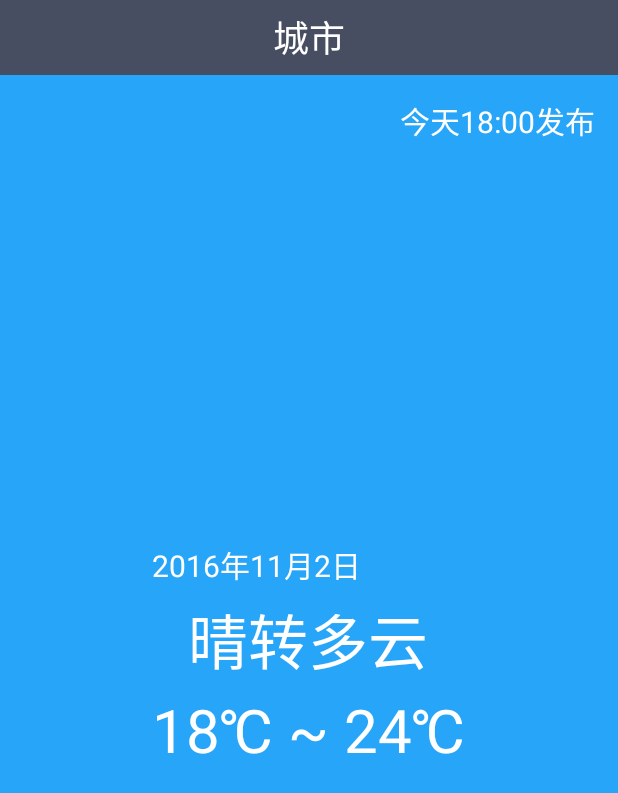
After one commit to V-sign/coolweather, an Android app: the layout weather_layout.xml on its own in the app's theme, with its tools: preview values and no code run, on a phone screen of 412 x 824 dp. The commit adds this screen. Shown: the top 793 px of the screen. Run offline under Robolectric (Android 15) with nearby library versions, the phone set to English and light mode, and no system bars.

Commit message:
加入显示天气信息的功能

```diff
--- a/app/src/main/AndroidManifest.xml
+++ b/app/src/main/AndroidManifest.xml
@@ -5,6 +5,7 @@
     <uses-permission android:name="android.permission.INTERNET" />
 
     <application
+        android:name=".activity.CoolWeatherApp"
         android:allowBackup="true"
         android:icon="@mipmap/ic_launcher"
         android:label="@string/app_name"
@@ -17,6 +18,8 @@
                 <category android:name="android.intent.category.LAUNCHER" />
             </intent-filter>
         </activity>
+
+        <activity android:name=".activity.WeatherActivity"></activity>
     </application>
 
 </manifest>
--- a/app/src/main/res/layout/choose_area.xml
+++ b/app/src/main/res/layout/choose_area.xml
@@ -13,7 +13,7 @@
         android:layout_height="50dp"
         android:background="#484E61"
         android:gravity="center"
-        android:text="Hello World!"
+        tools:text="Hello World!"
         android:textColor="#fff"
         android:textSize="24sp"/>
 
--- /dev/null
+++ b/app/src/main/res/layout/weather_layout.xml
@@ -0,0 +1,107 @@
+<?xml version="1.0" encoding="utf-8"?>
+<LinearLayout xmlns:android="http://schemas.android.com/apk/res/android"
+              xmlns:tools="http://schemas.android.com/tools"
+              android:orientation="vertical"
+              android:layout_width="match_parent"
+              android:layout_height="match_parent">
+    <RelativeLayout
+        android:layout_width="match_parent"
+        android:layout_height="50dp"
+        android:background="#484E61" >
+
+        <TextView
+            android:id="@+id/city_name"
+            android:layout_width="wrap_content"
+            android:layout_height="wrap_content"
+            android:layout_centerInParent="true"
+            android:textColor="#fff"
+            tools:text="城市"
+            android:textSize="24sp"/>
+
+    </RelativeLayout>
+
+    <RelativeLayout
+        android:layout_width="match_parent"
+        android:layout_height="0dp"
+        android:background="#27A5F9"
+        android:layout_weight="1">
+
+        <TextView
+            android:id="@+id/publish_text"
+            android:layout_width="wrap_content"
+            android:layout_height="wrap_content"
+            android:layout_alignParentRight="true"
+            android:layout_marginTop="15dp"
+            android:layout_marginRight="15dp"
+            android:textColor="#fff"
+            tools:text="今天18:00发布"
+            android:textSize="20sp"/>
+
+        <LinearLayout
+            android:id="@+id/weather_info_layout"
+            android:layout_width="wrap_content"
+            android:layout_height="wrap_content"
+            android:layout_centerInParent="true"
+            android:orientation="vertical">
+
+            <TextView
+                android:id="@+id/current_date"
+                android:layout_width="wrap_content"
+                android:layout_height="40dp"
+                android:textColor="#fff"
+                android:gravity="center"
+                tools:text="2016年11月2日"
+                android:textSize="20sp"/>
+
+            <TextView
+                android:id="@+id/weather_desp"
+                android:layout_width="wrap_content"
+                android:layout_height="60dp"
+                android:textColor="#fff"
+                android:layout_gravity="center_horizontal"
+                android:gravity="center"
+                tools:text="晴转多云"
+                android:textSize="40sp"/>
+
+            <LinearLayout
+                android:layout_width="wrap_content"
+                android:layout_height="60dp"
+                android:layout_gravity="center_horizontal"
+                android:orientation="horizontal">
+
+                <TextView
+                    android:id="@+id/temp_low"
+                    android:layout_width="wrap_content"
+                    android:layout_height="wrap_content"
+                    android:textColor="#fff"
+                    android:layout_gravity="center_vertical"
+                    tools:text="18℃"
+                    android:textSize="40sp"/>
+
+                <TextView
+                    android:layout_width="wrap_content"
+                    android:layout_height="wrap_content"
+                    android:textColor="#fff"
+                    android:layout_gravity="center_vertical"
+                    tools:text="~"
+                    android:layout_marginRight="10dp"
+                    android:layout_marginLeft="10dp"
+                    android:textSize="40sp"/>
+
+                <TextView
+                    android:id="@+id/temp_high"
+                    android:layout_width="wrap_content"
+                    android:layout_height="wrap_content"
+                    android:textColor="#fff"
+                    android:layout_gravity="center_vertical"
+                    tools:text="24℃"
+                    android:textSize="40sp"/>
+
+
+            </LinearLayout>
+
+        </LinearLayout>
+
+    </RelativeLayout>
+
+</LinearLayout>
```
Also changed, not shown: app/src/main/java/com/blacksun/coolweather/activity/ChooseAreaActivity.java (+22 -2 lines), app/src/main/java/com/blacksun/coolweather/activity/CoolWeatherApp.java (added, +36 -0 lines), app/src/main/java/com/blacksun/coolweather/activity/WeatherActivity.java (added, +157 -0 lines), app/src/main/java/com/blacksun/coolweather/model/WeatherInfo.java (added, +65 -0 lines), app/src/main/java/com/blacksun/coolweather/util/Utility.java (+63 -1 lines).
